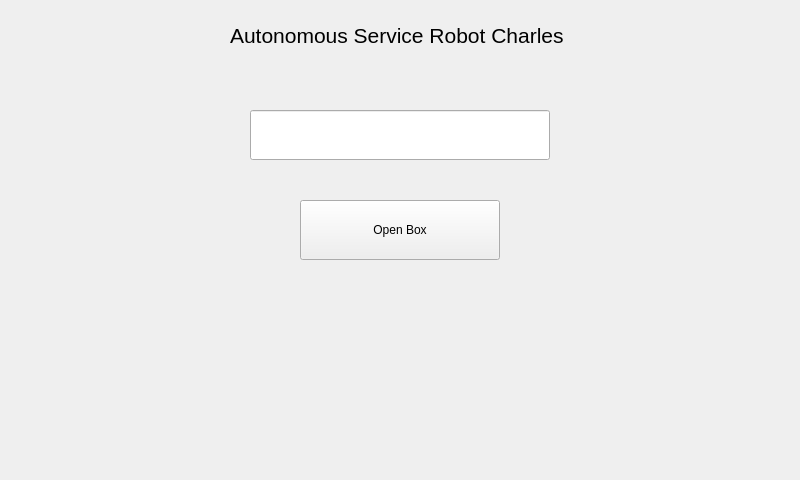
Before: the Qt Designer form touch_screen/ui/mainWindow.ui in hadiyah97/charlesUI, drawn with Qt 5.
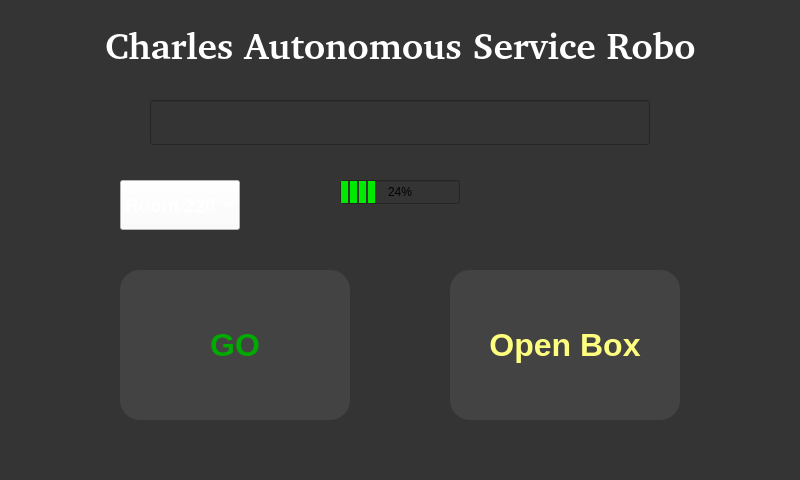
After: the same form once the commit is applied.

Commit message: Update new design of user interface

```diff
--- a/touch_screen/ui/mainWindow.ui
+++ b/touch_screen/ui/mainWindow.ui
@@ -11,18 +11,35 @@
    </rect>
   </property>
   <property name="windowTitle">
-   <string>MainWindow</string>
+   <string>Robot Charles</string>
+  </property>
+  <property name="styleSheet">
+   <string notr="true">background-color: rgb(52, 52, 52)</string>
   </property>
   <widget class="QWidget" name="centralWidget">
    <widget class="QPushButton" name="openBox">
     <property name="geometry">
      <rect>
-      <x>300</x>
-      <y>200</y>
-      <width>200</width>
-      <height>60</height>
+      <x>450</x>
+      <y>270</y>
+      <width>230</width>
+      <height>150</height>
      </rect>
     </property>
+    <property name="font">
+     <font>
+      <pointsize>24</pointsize>
+      <weight>75</weight>
+      <bold>true</bold>
+     </font>
+    </property>
+    <property name="styleSheet">
+     <string notr="true">#openBox {
+color: rgb(255, 255, 127);
+background-color: rgb(242, 242, 242, 20) ;
+border-radius: 20px
+}</string>
+    </property>
     <property name="text">
      <string>Open Box</string>
     </property>
@@ -30,29 +47,165 @@
    <widget class="QLineEdit" name="time">
     <property name="geometry">
      <rect>
-      <x>250</x>
-      <y>110</y>
-      <width>300</width>
-      <height>50</height>
+      <x>150</x>
+      <y>100</y>
+      <width>500</width>
+      <height>45</height>
      </rect>
     </property>
+    <property name="font">
+     <font>
+      <pointsize>16</pointsize>
+      <weight>75</weight>
+      <bold>true</bold>
+     </font>
+    </property>
+    <property name="styleSheet">
+     <string notr="true">#time
+{
+color: rgb(255, 255, 255);
+}</string>
+    </property>
+    <property name="alignment">
+     <set>Qt::AlignCenter</set>
+    </property>
    </widget>
    <widget class="QLabel" name="label">
     <property name="geometry">
      <rect>
-      <x>230</x>
+      <x>105</x>
       <y>20</y>
-      <width>340</width>
-      <height>30</height>
+      <width>590</width>
+      <height>51</height>
      </rect>
     </property>
     <property name="font">
      <font>
-      <pointsize>16</pointsize>
+      <family>Piboto [Goog]</family>
+      <pointsize>28</pointsize>
+      <weight>75</weight>
+      <italic>false</italic>
+      <bold>true</bold>
      </font>
     </property>
+    <property name="styleSheet">
+     <string notr="true">color: rgb(255, 255, 255)</string>
+    </property>
     <property name="text">
-     <string>Autonomous Service Robot Charles</string>
+     <string>Charles Autonomous Service Robot</string>
+    </property>
+   </widget>
+   <widget class="QPushButton" name="go">
+    <property name="geometry">
+     <rect>
+      <x>120</x>
+      <y>270</y>
+      <width>230</width>
+      <height>150</height>
+     </rect>
+    </property>
+    <property name="font">
+     <font>
+      <pointsize>24</pointsize>
+      <weight>75</weight>
+      <italic>false</italic>
+      <bold>true</bold>
+     </font>
+    </property>
+    <property name="styleSheet">
+     <string notr="true">#go {
+color: rgb(0, 170, 0); 
+background-color: rgb(242, 242, 242, 20) ;
+border-radius: 20px
+}</string>
+    </property>
+    <property name="text">
+     <string>GO</string>
+    </property>
+   </widget>
+   <widget class="QComboBox" name="comboBox">
+    <property name="geometry">
+     <rect>
+      <x>120</x>
+      <y>180</y>
+      <width>120</width>
+      <height>50</height>
+     </rect>
+    </property>
+    <property name="font">
+     <font>
+      <pointsize>14</pointsize>
+      <weight>75</weight>
+      <italic>false</italic>
+      <bold>true</bold>
+     </font>
+    </property>
+    <property name="styleSheet">
+     <string notr="true">#comboBox
+{
+color: white;
+background:  rgb(255, 255, 255)
+}</string>
+    </property>
+    <item>
+     <property name="text">
+      <string>Room 220</string>
+     </property>
+    </item>
+    <item>
+     <property name="text">
+      <string>Room 221</string>
+     </property>
+    </item>
+    <item>
+     <property name="text">
+      <string>Room 222</string>
+     </property>
+    </item>
+    <item>
+     <property name="text">
+      <string>Room 223</string>
+     </property>
+    </item>
+    <item>
+     <property name="text">
+      <string>Room 224</string>
+     </property>
+    </item>
+    <item>
+     <property name="text">
+      <string>Room 225</string>
+     </property>
+    </item>
+    <item>
+     <property name="text">
+      <string>Room 226</string>
+     </property>
+    </item>
+   </widget>
+   <widget class="QProgressBar" name="progressBar">
+    <property name="geometry">
+     <rect>
+      <x>340</x>
+      <y>180</y>
+      <width>120</width>
+      <height>24</height>
+     </rect>
+    </property>
+    <property name="styleSheet">
+     <string notr="true">#progressBar
+{
+text-align: center; 
+}
+#progressBar::chunk
+{
+background-color: rgb(0, 234, 0);
+width: 7px; 
+margin: 1px;  
+}</string>
+    </property>
+    <property name="value">
+     <number>24</number>
     </property>
    </widget>
   </widget>
```
The commit also changes 3 other files.
